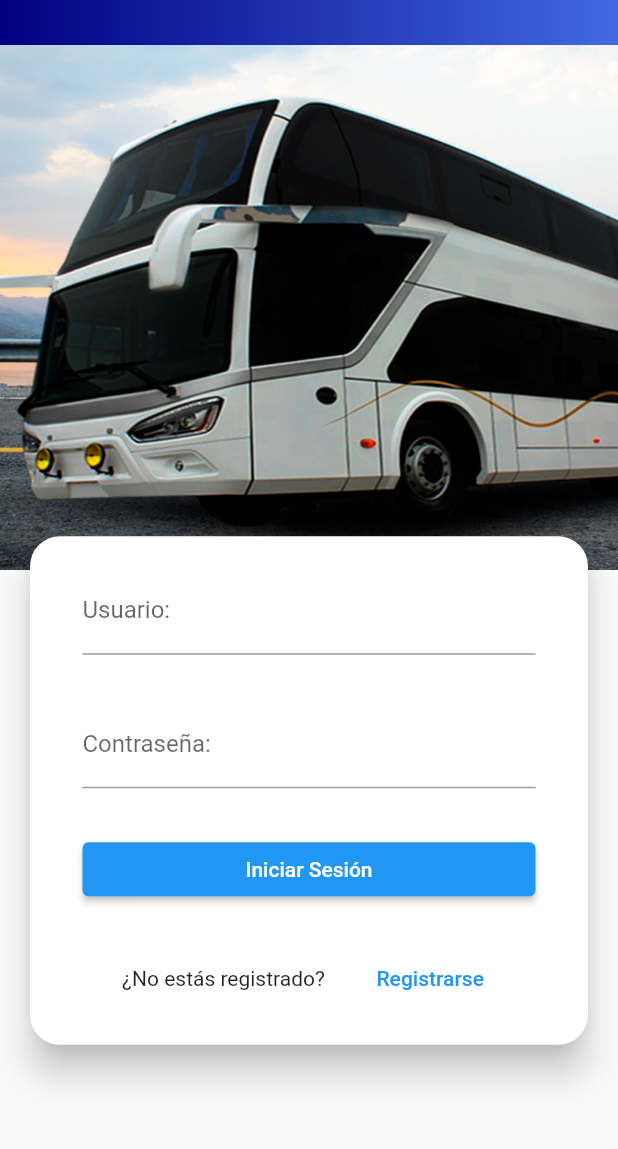
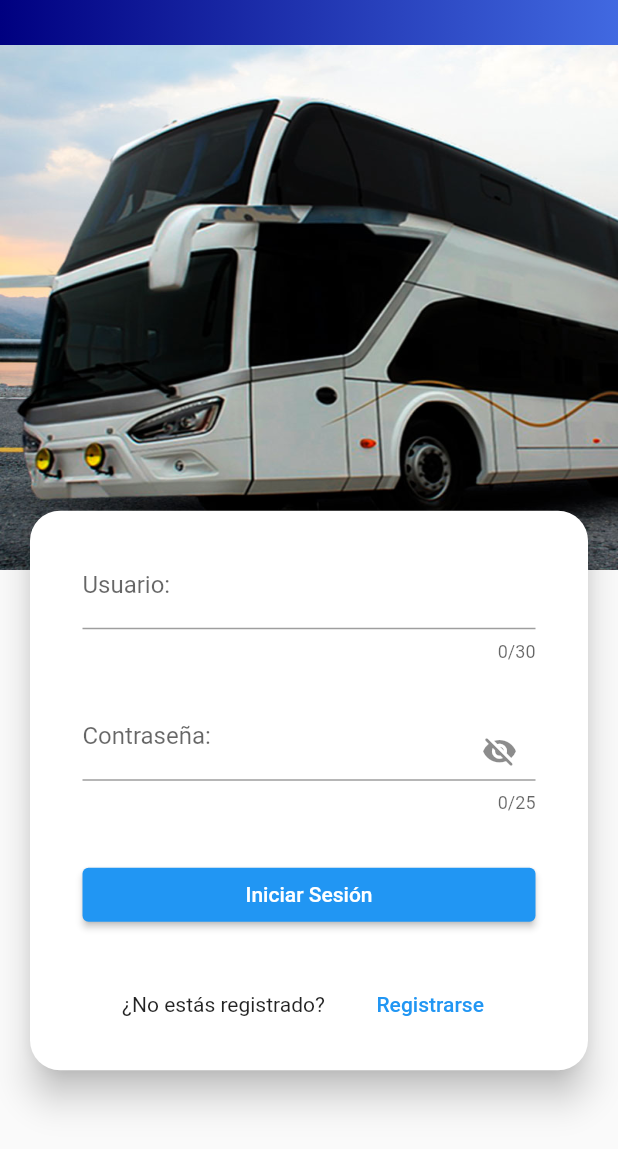
Before and after one commit to suarezKevin/GestionBuses, a Flutter app: the screen it shows after launch, on a phone screen of 412 x 824 dp. Shown: the top 1149 px of the screen. Run offline on Flutter 3.47's test engine with Material 2 defaults, Android fonts, the phone set to English and light mode, and no system bars; our stand-ins replace hexcolor, image_picker.

Commit message:
DBS-17 Página de login: Agregado el botón para visualizar la contraseña y limite de caracteres para las credenciales

```diff
--- a/lib/src/screens/login_page.dart
+++ b/lib/src/screens/login_page.dart
@@ -11,6 +11,10 @@ class LoginPage extends StatefulWidget {
 
 class _LoginPageState extends State<LoginPage> {
   bool _loading = false;
+  bool _enableVisiblePassword = true;
+
+  FocusNode? usernameFocus;
+  FocusNode? passwordFocus;
 
   @override
   Widget build(BuildContext context) {
@@ -57,17 +61,34 @@ class _LoginPageState extends State<LoginPage> {
                         TextFormField(
                           decoration: InputDecoration(
                             labelText: "Usuario:",
-                            hintText: "nombre de usuario",
+                            hintText: "Mi nombre de usuario",
                           ),
-                          cursorHeight: 30,
+                          maxLength: 30,
+                          focusNode: usernameFocus,
+                          onEditingComplete: () => FocusScope.of(context)
+                              .requestFocus(passwordFocus),
+                          textInputAction: TextInputAction.next,
                         ),
                         SizedBox(
-                          height: 30,
+                          height: 20,
                         ),
                         TextFormField(
                           decoration: InputDecoration(
-                              labelText: "Contraseña:", hintText: "contraseña"),
-                          obscureText: true,
+                            labelText: "Contraseña:",
+                            hintText: "Mi contraseña",
+                            suffixIcon: Padding(
+                              padding: EdgeInsets.only(top: 20),
+                              child: GestureDetector(
+                                onTap: showPassword,
+                                child: Icon(_enableVisiblePassword
+                                    ? Icons.visibility_off_rounded
+                                    : Icons.visibility),
+                              ),
+                            ),
+                          ),
+                          obscureText: _enableVisiblePassword,
+                          maxLength: 25,
+                          focusNode: passwordFocus,
                         ),
                         SizedBox(
                           height: 30,
@@ -133,4 +154,26 @@ class _LoginPageState extends State<LoginPage> {
       '/register',
     );
   }
+
+  @override
+  void initState() {
+    // TODO: implement initState
+    super.initState();
+    usernameFocus = FocusNode();
+    passwordFocus = FocusNode();
+  }
+
+  @override
+  void dispose() {
+    // TODO: implement dispose
+    super.dispose();
+    usernameFocus?.dispose();
+    passwordFocus?.dispose();
+  }
+
+  void showPassword() {
+    setState(() {
+      _enableVisiblePassword = !_enableVisiblePassword;
+    });
+  }
 }
```
